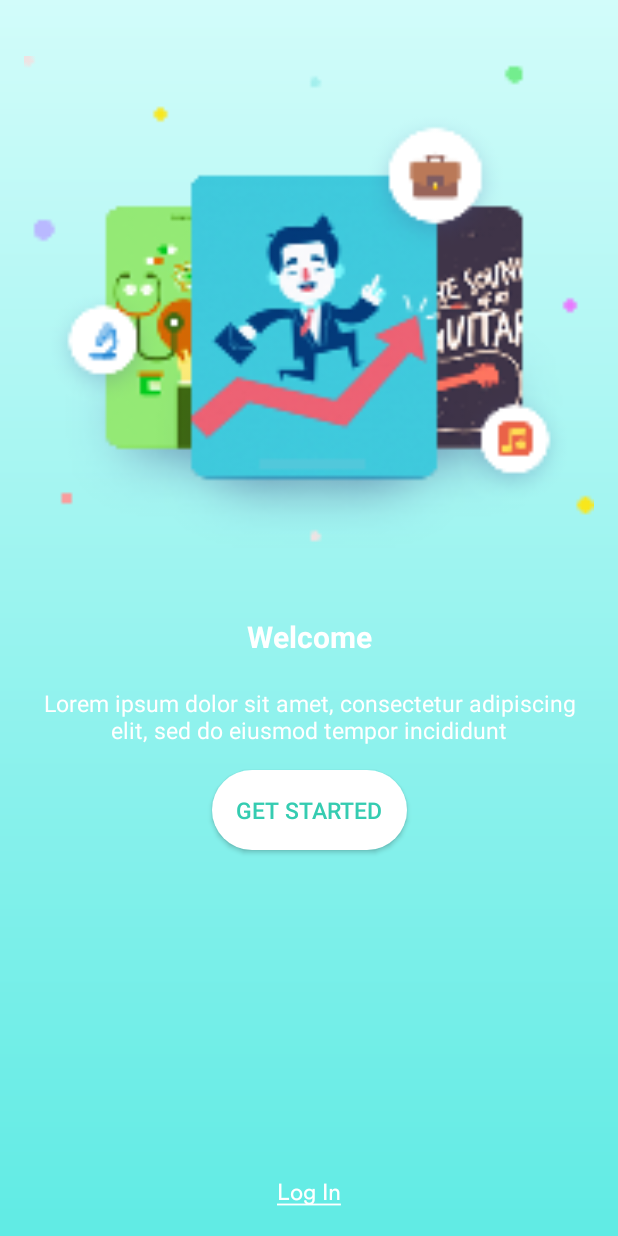
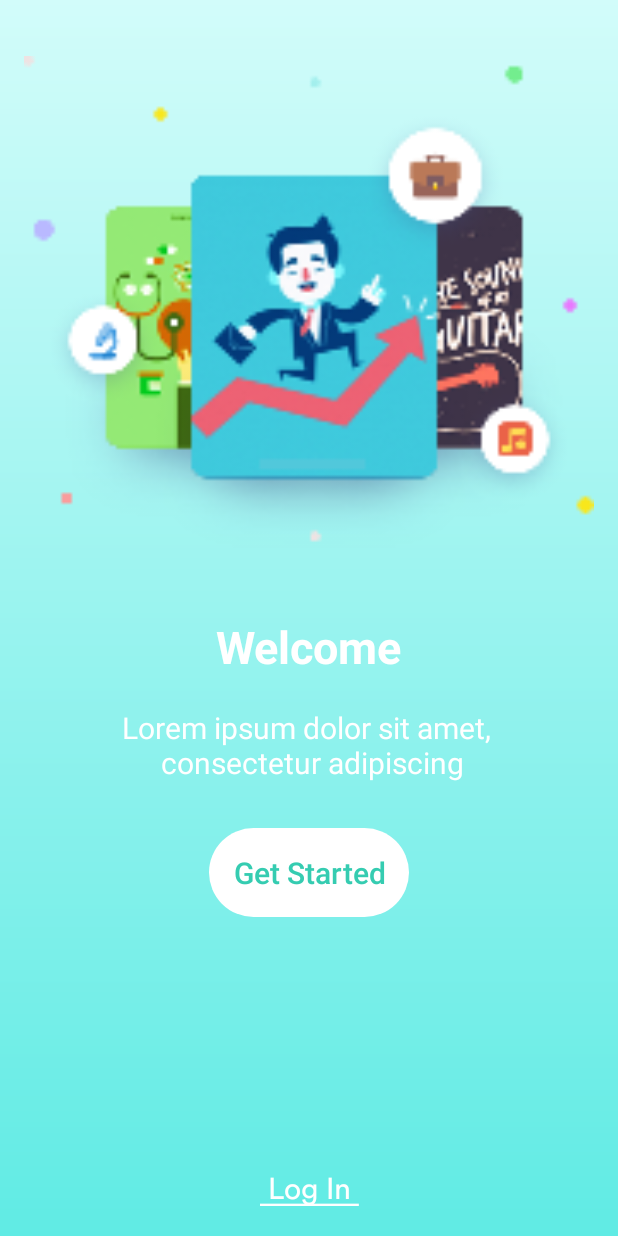
Before and after one commit to HasanElfalt/Ledo, an Android app: the layout activity_main.xml on its own in the app's theme, with its tools: preview values and no code run, on a phone screen of 412 x 824 dp. Run offline under Robolectric (Android 15) with nearby library versions, the phone set to English and light mode, and no system bars.

Commit message:
Edit MainActivity

```diff
--- a/app/build.gradle
+++ b/app/build.gradle
@@ -47,4 +47,5 @@ dependencies {
 
     implementation 'androidx.navigation:navigation-fragment-ktx:2.2.2'
     implementation 'androidx.navigation:navigation-ui-ktx:2.2.2'
+
 }
--- a/app/src/main/java/com/elfalt/ledo/HomeScreen.kt
+++ b/app/src/main/java/com/elfalt/ledo/HomeScreen.kt
@@ -8,5 +8,7 @@ class HomeScreen : AppCompatActivity() {
     override fun onCreate(savedInstanceState: Bundle?) {
         super.onCreate(savedInstanceState)
         setContentView(R.layout.activity_home_screen)
+
+
     }
 }
--- a/app/src/main/java/com/elfalt/ledo/MainActivity.kt
+++ b/app/src/main/java/com/elfalt/ledo/MainActivity.kt
@@ -3,6 +3,9 @@ package com.elfalt.ledo
 import android.content.Intent
 import androidx.appcompat.app.AppCompatActivity
 import android.os.Bundle
+import android.text.SpannableString
+import android.text.style.UnderlineSpan
+import android.widget.TextView
 import kotlinx.android.synthetic.main.activity_main.*
 
 class MainActivity : AppCompatActivity() {
@@ -11,6 +14,9 @@ class MainActivity : AppCompatActivity() {
         super.onCreate(savedInstanceState)
         setContentView(R.layout.activity_main)
 
+
+
+
         getStarted.setOnClickListener {
             val intent = Intent(this, JourneyActivity :: class.java)
             startActivity(intent)
--- a/app/src/main/res/layout/activity_home_screen.xml
+++ b/app/src/main/res/layout/activity_home_screen.xml
@@ -6,6 +6,7 @@
     android:layout_height="match_parent"
     tools:context=".HomeScreen">
     <com.google.android.material.bottomnavigation.BottomNavigationView
+       android:id="@+id/home_bottom_navi"
         android:layout_width="match_parent"
         android:layout_height="wrap_content"
         app:layout_constraintBottom_toBottomOf="parent"
--- a/app/src/main/res/layout/activity_main.xml
+++ b/app/src/main/res/layout/activity_main.xml
@@ -22,7 +22,7 @@
         android:layout_width="wrap_content"
         android:layout_height="wrap_content"
         android:text="@string/welcome"
-        android:textSize="20sp"
+        android:textSize="30sp"
         android:textColor="@android:color/white"
         android:textStyle="bold"
         android:layout_marginTop="24dp"
@@ -35,7 +35,7 @@
         android:layout_width="0dp"
         android:layout_height="wrap_content"
         android:text="@string/text_details"
-        android:textSize="15sp"
+        android:textSize="20sp"
         android:textColor="@android:color/white"
         android:layout_margin="20sp"
         android:gravity="center"
@@ -47,26 +47,29 @@
     <Button
         android:layout_width="wrap_content"
         android:layout_height="wrap_content"
-        android:layout_marginTop="16dp"
+        android:layout_marginTop="30dp"
         android:background="@drawable/get_started_shape"
         android:text="@string/get_started"
         android:textColor="@color/getStartedTextColor"
-        android:textSize="15sp"
+        android:textSize="20sp"
         android:padding="16dp"
         android:id="@+id/getStarted"
+        style="@style/Widget.AppCompat.Button.Borderless"
+        android:textAllCaps="false"
         app:layout_constraintStart_toStartOf="parent"
         app:layout_constraintEnd_toEndOf="parent"
         app:layout_constraintTop_toBottomOf="@id/details"
         />
 
     <TextView
+        android:id="@+id/logintxt"
         android:layout_width="wrap_content"
         android:layout_height="wrap_content"
         android:layout_marginBottom="20dp"
         android:text="@string/log_in"
         android:textColor="@android:color/white"
         android:fontFamily="@font/circular_std_book"
-        android:textSize="15sp"
+        android:textSize="20sp"
         app:layout_constraintStart_toStartOf="parent"
         app:layout_constraintEnd_toEndOf="parent"
         app:layout_constraintBottom_toBottomOf="parent"/>
--- a/app/src/main/res/layout/fragment_home_scrolled.xml
+++ b/app/src/main/res/layout/fragment_home_scrolled.xml
@@ -198,7 +198,7 @@
         app:layout_constraintTop_toTopOf="@+id/maountains"
         android:layout_marginTop="100dp"
         android:layout_marginStart="80dp"
-        app:cardBackgroundColor="A6ffffff">
+        app:cardBackgroundColor="#99ffffff">
 
         <TextView
             android:layout_width="wrap_content"
--- a/app/src/main/res/values/strings.xml
+++ b/app/src/main/res/values/strings.xml
@@ -1,9 +1,9 @@
 <resources>
     <string name="app_name">Ledo</string>
     <string name="welcome">Welcome</string>
-    <string name="text_details">Lorem ipsum dolor sit amet, consectetur adipiscing  elit, sed do eiusmod tempor incididunt</string>
+    <string name="text_details">Lorem ipsum dolor sit amet, \n consectetur adipiscing  </string>
     <string name="get_started">Get Started</string>
-    <string name="log_in"><u>Log In</u></string>
+    <string name="log_in"><u> Log In </u></string>
 
     <!-- TODO: Remove or change this placeholder text -->
     <string name="hello_blank_fragment">Hello blank fragment</string>
```
Also changed, not shown: app/src/main/AndroidManifest.xml (+7 -5 lines).
